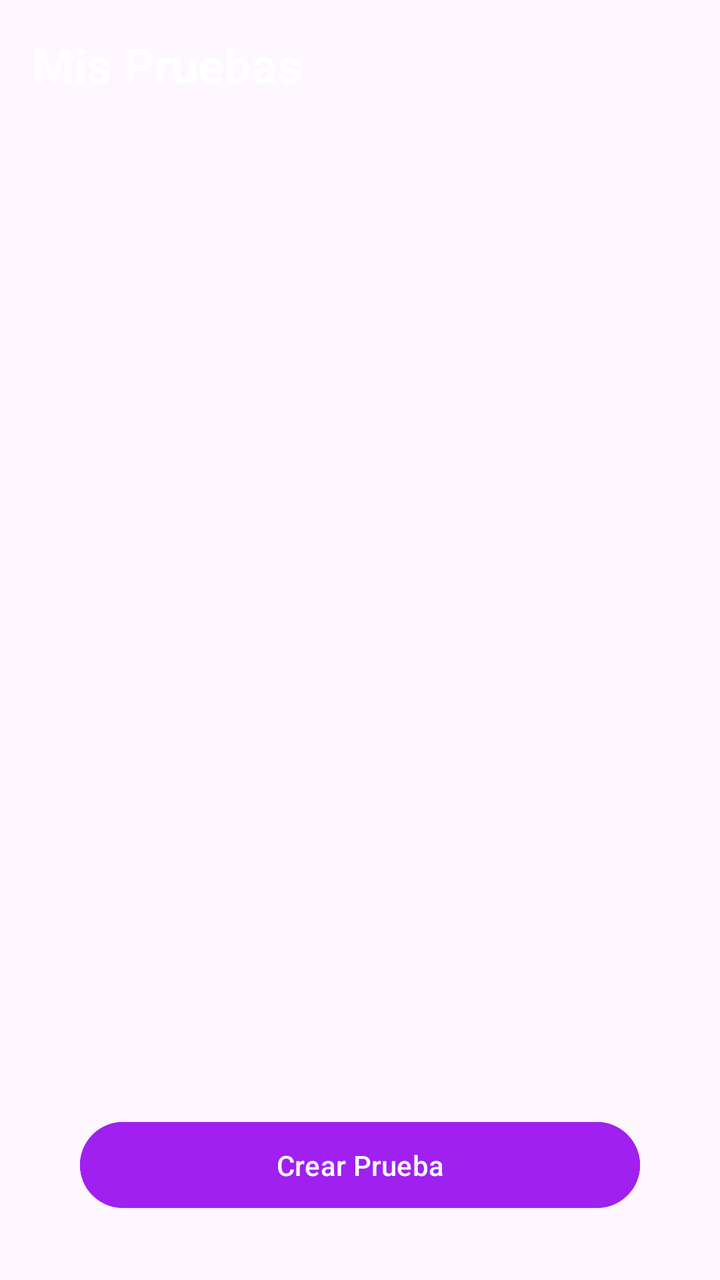
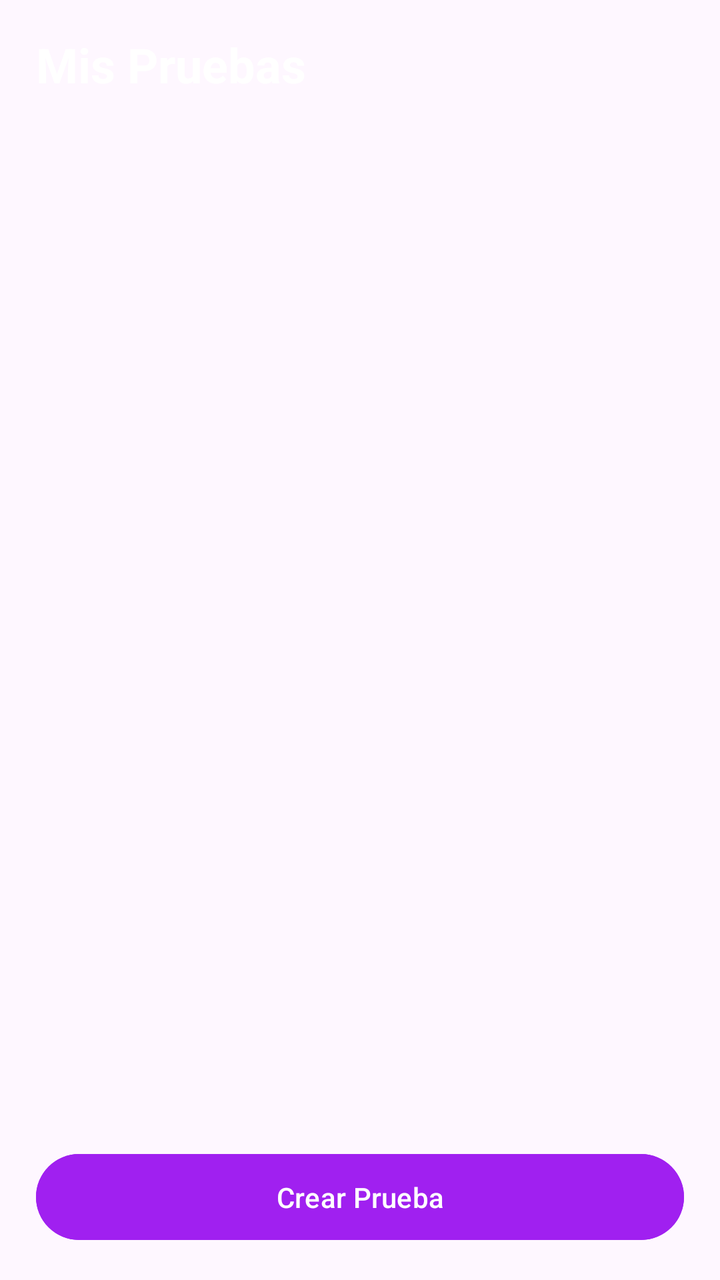

Compare the two renders of this Android layout. The source of the first and the diff that turns it into the second are given below.
<!-- AndroidManifest.xml: application theme Theme.AprendeAprueba -->
<!-- res/layout/fragment_tipo_test.xml -->
<?xml version="1.0" encoding="utf-8"?>
<androidx.constraintlayout.widget.ConstraintLayout
    xmlns:android="http://schemas.android.com/apk/res/android"
    xmlns:app="http://schemas.android.com/apk/res-auto"
    android:layout_width="match_parent"
    android:layout_height="match_parent"
    android:padding="16dp">

    <TextView
        android:id="@+id/tvTituloPruebas"
        android:layout_width="wrap_content"
        android:layout_height="wrap_content"
        android:text="Mis Pruebas"
        android:textColor="#FFFFFF"
        android:textSize="24sp"
        android:textStyle="bold"
        app:layout_constraintTop_toTopOf="parent"
        app:layout_constraintStart_toStartOf="parent" />

    <androidx.recyclerview.widget.RecyclerView
        android:id="@+id/rvPruebas"
        android:layout_width="0dp"
        android:layout_height="0dp"
        android:layout_marginTop="16dp"
        android:layout_marginBottom="16dp"
        app:layout_constraintTop_toBottomOf="@id/tvTituloPruebas"
        app:layout_constraintBottom_toTopOf="@id/btnCrearPrueba"
        app:layout_constraintStart_toStartOf="parent"
        app:layout_constraintEnd_toEndOf="parent" />

    <Button
        android:id="@+id/btnCrearPrueba"
        android:layout_width="match_parent" android:layout_height="wrap_content"
        android:layout_marginStart="24dp"  android:layout_marginEnd="24dp"    android:layout_marginBottom="16dp"
        android:backgroundTint="#A020F0"
        android:elevation="4dp"
        android:padding="12dp"
        android:text="Crear Prueba"
        android:textColor="@android:color/white"
        app:cornerRadius="24dp"
        app:layout_constraintBottom_toBottomOf="parent"
        app:layout_constraintEnd_toEndOf="parent"
        app:layout_constraintStart_toStartOf="parent" />

</androidx.constraintlayout.widget.ConstraintLayout>
<!-- resources referenced by this layout -->
<resources>
  <style name="Theme.AprendeAprueba" parent="Theme.Material3.DayNight.NoActionBar">
          <item name="colorPrimary">#A020F0</item>
          <item name="colorOnPrimary">@android:color/white</item>
  
          <item name="colorSurface">#FFFFFF</item>
          <item name="colorOnSurface">#1C1B1F</item>
          <item name="colorSurfaceVariant">#E7E0EC</item>
  
          <item name="listPopupWindowStyle">@style/Widget.Material3.PopupMenu.ListPopupWindow</item>
      </style>
</resources>

<!-- the commit's change to res/layout/fragment_tipo_test.xml (unified diff, before → after) -->
@@ -1,21 +1,34 @@
 <?xml version="1.0" encoding="utf-8"?>
-<androidx.constraintlayout.widget.ConstraintLayout
-    xmlns:android="http://schemas.android.com/apk/res/android"
+<androidx.constraintlayout.widget.ConstraintLayout xmlns:android="http://schemas.android.com/apk/res/android"
     xmlns:app="http://schemas.android.com/apk/res-auto"
     android:layout_width="match_parent"
-    android:layout_height="match_parent"
-    android:padding="16dp">
+    android:layout_height="match_parent">
+
+    <androidx.constraintlayout.widget.Guideline
+        android:id="@+id/gl_start"
+        android:layout_width="wrap_content"
+        android:layout_height="wrap_content"
+        android:orientation="vertical"
+        app:layout_constraintGuide_percent="0.05" />
+
+    <androidx.constraintlayout.widget.Guideline
+        android:id="@+id/gl_end"
+        android:layout_width="wrap_content"
+        android:layout_height="wrap_content"
+        android:orientation="vertical"
+        app:layout_constraintGuide_percent="0.95" />
 
     <TextView
         android:id="@+id/tvTituloPruebas"
         android:layout_width="wrap_content"
         android:layout_height="wrap_content"
+        android:layout_marginTop="16dp"
         android:text="Mis Pruebas"
         android:textColor="#FFFFFF"
         android:textSize="24sp"
         android:textStyle="bold"
-        app:layout_constraintTop_toTopOf="parent"
-        app:layout_constraintStart_toStartOf="parent" />
+        app:layout_constraintStart_toStartOf="@id/gl_start"
+        app:layout_constraintTop_toTopOf="parent" />
 
     <androidx.recyclerview.widget.RecyclerView
         android:id="@+id/rvPruebas"
@@ -23,15 +36,16 @@
         android:layout_height="0dp"
         android:layout_marginTop="16dp"
         android:layout_marginBottom="16dp"
-        app:layout_constraintTop_toBottomOf="@id/tvTituloPruebas"
         app:layout_constraintBottom_toTopOf="@id/btnCrearPrueba"
+        app:layout_constraintEnd_toEndOf="parent"
         app:layout_constraintStart_toStartOf="parent"
-        app:layout_constraintEnd_toEndOf="parent" />
+        app:layout_constraintTop_toBottomOf="@id/tvTituloPruebas" />
 
     <Button
         android:id="@+id/btnCrearPrueba"
-        android:layout_width="match_parent" android:layout_height="wrap_content"
-        android:layout_marginStart="24dp"  android:layout_marginEnd="24dp"    android:layout_marginBottom="16dp"
+        android:layout_width="0dp"
+        android:layout_height="wrap_content"
+        android:layout_marginBottom="16dp"
         android:backgroundTint="#A020F0"
         android:elevation="4dp"
         android:padding="12dp"
@@ -39,7 +53,7 @@
         android:textColor="@android:color/white"
         app:cornerRadius="24dp"
         app:layout_constraintBottom_toBottomOf="parent"
-        app:layout_constraintEnd_toEndOf="parent"
-        app:layout_constraintStart_toStartOf="parent" />
+        app:layout_constraintEnd_toEndOf="@id/gl_end"
+        app:layout_constraintStart_toStartOf="@id/gl_start" />
 
 </androidx.constraintlayout.widget.ConstraintLayout>
